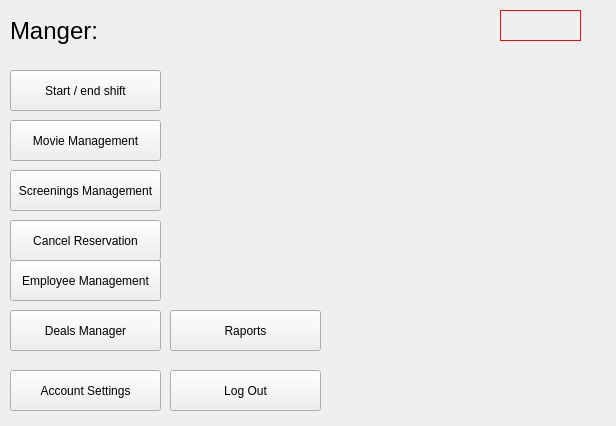
Above: AdminPage.ui from JustKoshi/QTCinemaProject before the change. Below: the same form after it.
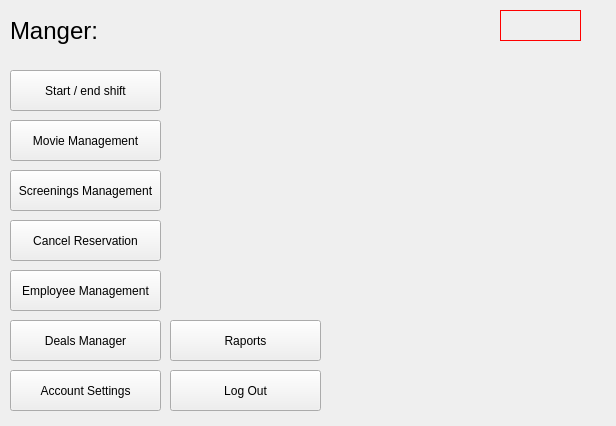
That is the form after the change.

What changed in the file:
```diff
--- a/AdminPage.ui
+++ b/AdminPage.ui
@@ -95,7 +95,7 @@
     <property name="geometry">
      <rect>
       <x>10</x>
-      <y>260</y>
+      <y>270</y>
       <width>151</width>
       <height>41</height>
      </rect>
@@ -177,7 +177,7 @@
     <property name="geometry">
      <rect>
       <x>10</x>
-      <y>310</y>
+      <y>320</y>
       <width>151</width>
       <height>41</height>
      </rect>
@@ -195,7 +195,7 @@
     <property name="geometry">
      <rect>
       <x>170</x>
-      <y>310</y>
+      <y>320</y>
       <width>151</width>
       <height>41</height>
      </rect>
```
Left out of the diff: 4 changed lines with no effect on the pictures.
